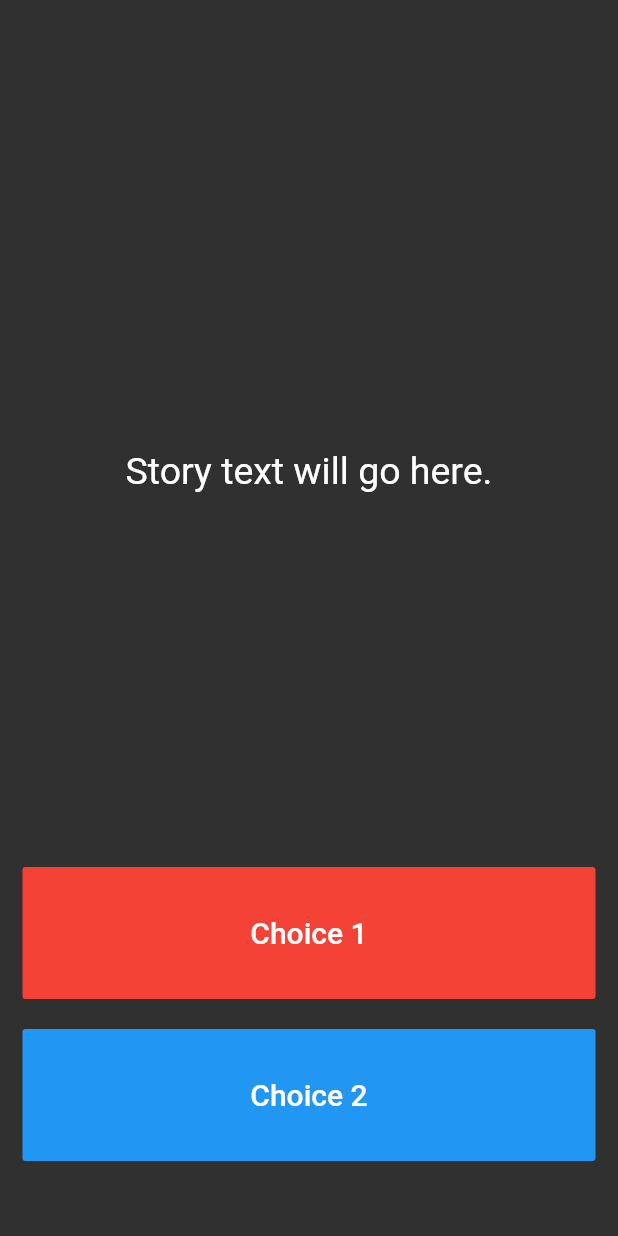
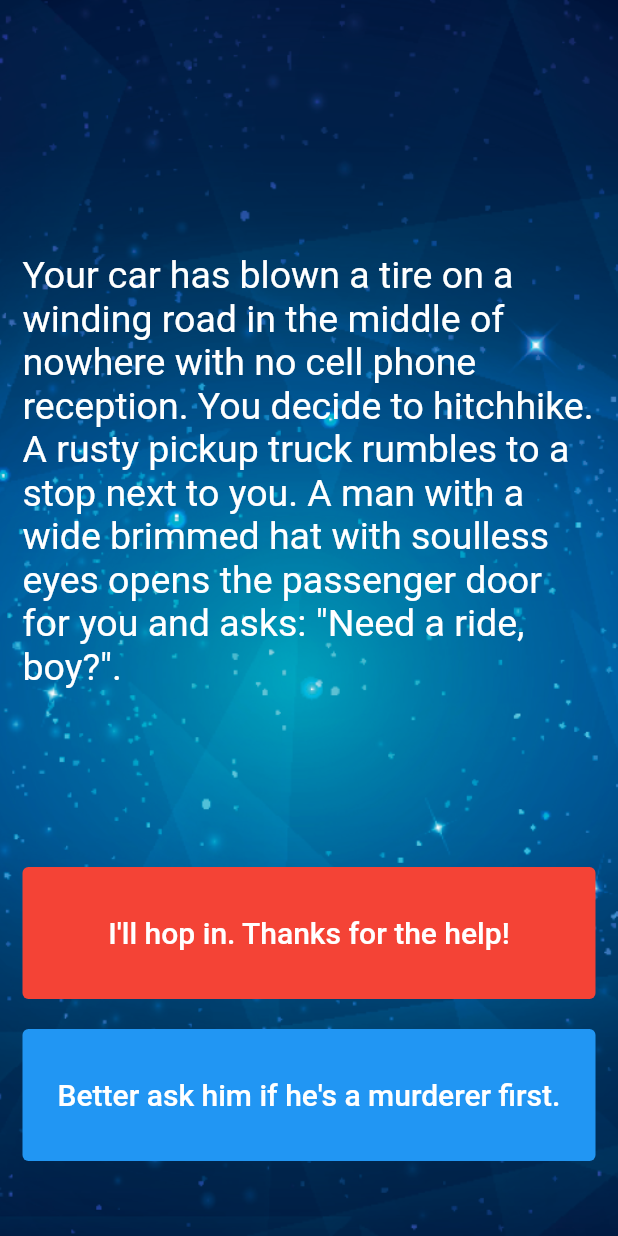
Before and after one commit to 59-devv/flutter_study, a Flutter app: the screen it shows after launch, on a phone screen of 412 x 824 dp. Run offline on Flutter 3.47's test engine with Material 2 defaults, Android fonts, the phone set to English and light mode, and no system bars; our stand-ins replace audioplayers, rflutter_alert.

Commit message:
complete destini challenge project

```diff
--- a/destini-challenge-starting-master/lib/main.dart
+++ b/destini-challenge-starting-master/lib/main.dart
@@ -1,6 +1,5 @@
+import 'package:destini_challenge_starting/story_brain.dart';
 import 'package:flutter/material.dart';
-
-//TODO: Step 15 - Run the app and see if you can see the screen update with the first story. Delete this TODO if it looks as you expected.
 
 void main() => runApp(Destini());
 
@@ -13,7 +12,7 @@
   }
 }
 
-//TODO: Step 9 - Create a new storyBrain object from the StoryBrain class.
+StoryBrain storyBrain = StoryBrain();
 
 class StoryPage extends StatefulWidget {
   _StoryPageState createState() => _StoryPageState();
@@ -24,7 +23,12 @@
   Widget build(BuildContext context) {
     return Scaffold(
       body: Container(
-        //TODO: Step 1 - Add background.png to this Container as a background image.
+        decoration: BoxDecoration(
+          image: DecorationImage(
+            image: AssetImage('images/background.png'),
+            fit: BoxFit.cover,
+          ),
+        ),
         padding: EdgeInsets.symmetric(vertical: 50.0, horizontal: 15.0),
         constraints: BoxConstraints.expand(),
         child: SafeArea(
@@ -35,8 +39,7 @@
                 flex: 12,
                 child: Center(
                   child: Text(
-                    //TODO: Step 10 - use the storyBrain to get the first story title and display it in this Text Widget.
-                    'Story text will go here.',
+                    storyBrain.getStory(),
                     style: TextStyle(
                       fontSize: 25.0,
                     ),
@@ -45,15 +48,19 @@
               ),
               Expanded(
                 flex: 2,
-                child: FlatButton(
+                child: TextButton(
                   onPressed: () {
-                    //Choice 1 made by user.
-                    //TODO: Step 18 - Call the nextStory() method from storyBrain and pass the number 1 as the choice made by the user.
+                    setState(() {
+                      storyBrain.nextStory(1);
+                    });
                   },
-                  color: Colors.red,
+                  style: ButtonStyle(
+                    backgroundColor: MaterialStateProperty.all(Colors.red),
+                    foregroundColor: MaterialStateProperty.all(Colors.white),
+                  ),
                   child: Text(
-                    //TODO: Step 13 - Use the storyBrain to get the text for choice 1.
-                    'Choice 1',
+                    storyBrain.getChoice1(),
+                    textAlign: TextAlign.center,
                     style: TextStyle(
                       fontSize: 20.0,
                     ),
@@ -67,17 +74,25 @@
                 flex: 2,
                 //TODO: Step 26 - Use a Flutter Visibility Widget to wrap this FlatButton.
                 //TODO: Step 28 - Set the "visible" property of the Visibility Widget to equal the output from the buttonShouldBeVisible() method in the storyBrain.
-                child: FlatButton(
+                child: Visibility(
+                  visible: storyBrain.buttonShouldVisible(),
+                  child: TextButton(
                     onPressed: () {
+                      setState(() {
+                        storyBrain.nextStory(2);
+                      });
                       //Choice 2 made by user.
-                    //TODO: Step 19 - Call the nextStory() method from storyBrain and pass the number 2 as the choice made by the user.
                     },
-                  color: Colors.blue,
+                    style: ButtonStyle(
+                      backgroundColor: MaterialStateProperty.all(Colors.blue),
+                      foregroundColor: MaterialStateProperty.all(Colors.white),
+                    ),
                     child: Text(
-                    //TODO: Step 14 - Use the storyBrain to get the text for choice 2.
-                    'Choice 2',
+                      storyBrain.getChoice2(),
+                      textAlign: TextAlign.center,
                       style: TextStyle(
                         fontSize: 20.0,
+                      ),
                     ),
                   ),
                 ),
@@ -90,6 +105,4 @@
   }
 }
 
-//TODO: Step 24 - Run the app and try to figure out what code you need to add to this file to make the story change when you press on the choice buttons.
-
 //TODO: Step 29 - Run the app and test it against the Story Outline to make sure you've completed all the steps. The code for the completed app can be found here: https://github.com/londonappbrewery/destini-challenge-completed/
```
Also changed, not shown: destini-challenge-starting-master/lib/story.dart (+6 -4 lines), destini-challenge-starting-master/lib/story_brain.dart (+77 -49 lines), 8 other files. Lines whose indentation alone changed are shown as unchanged.
